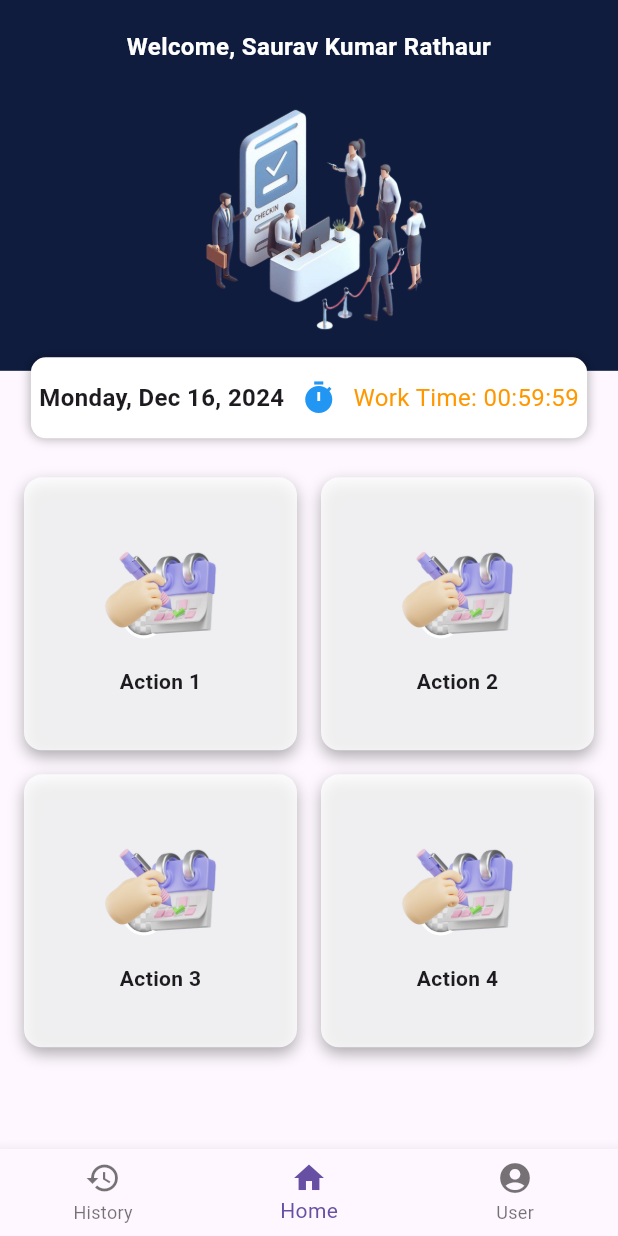
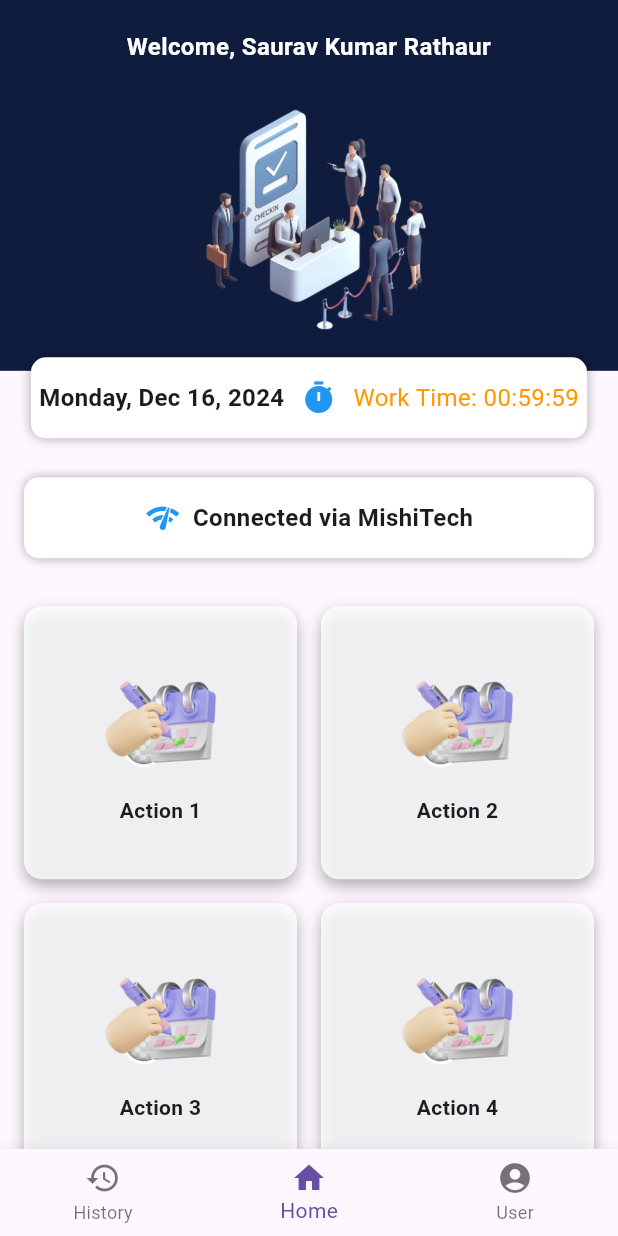
Before and after one commit to Sauravkrrathaur99/employee_chekin_checkout_app, a Flutter app: the HomePage screen opened directly, on a phone screen of 412 x 824 dp. Run offline on Flutter 3.47's test engine with Material 3 defaults, Android fonts, the phone set to English and light mode, and no system bars; our stand-ins replace connectivity_plus.

Commit message:
done the connectivity plus network connectivity checek

```diff
--- a/lib/main.dart
+++ b/lib/main.dart
@@ -1,7 +1,10 @@
 import 'package:flutter/material.dart';
 import 'dart:async'; // For Timer class
+import 'dart:developer' as developer;
 import 'package:intl/intl.dart'; // For date formatting
 import 'login.dart'; // Import the login page
+import 'package:connectivity_plus/connectivity_plus.dart';
+import 'package:flutter/services.dart';
 
 void main() {
   runApp(const MyApp());
@@ -14,9 +17,7 @@ class MyApp extends StatelessWidget {
   Widget build(BuildContext context) {
     return const MaterialApp(
       debugShowCheckedModeBanner: false,
-      // home: HomePage(),
-      home: LoginScreen(), // Changed LoginPage to LoginScreen
-
+      home: HomePage(),
     );
   }
 }
@@ -78,11 +79,55 @@ class HomePageContent extends StatefulWidget {
 
 class _HomePageContentState extends State<HomePageContent> {
   int _start = 3600; // 1 hour countdown (in seconds)
+  final Connectivity _connectivity = Connectivity();
+  late StreamSubscription<List<ConnectivityResult>> _connectivitySubscription;
+  ConnectivityResult _connectionStatus = ConnectivityResult.none; // Declare connection status
+  String _wifiStatus = "Unknown Connectivity Status"; // To hold the connectivity status message
 
   @override
   void initState() {
     super.initState();
     _startTimer();
+    initConnectivity();
+
+    _connectivitySubscription =
+        _connectivity.onConnectivityChanged.listen(_updateConnectionStatus);
+  }
+
+  @override
+  void dispose() {
+    _connectivitySubscription.cancel();
+    super.dispose();
+  }
+
+  // Platform messages are asynchronous, so we initialize in an async method.
+  Future<void> initConnectivity() async {
+    late List<ConnectivityResult> result;
+    // Platform messages may fail, so we use a try/catch PlatformException.
+    try {
+      result = await _connectivity.checkConnectivity();
+    } on PlatformException catch (e) {
+      developer.log('Couldn\'t check connectivity status', error: e);
+      return;
+    }
+
+    // If the widget was removed from the tree while the asynchronous platform
+    // message was in flight, we want to discard the reply rather than calling
+    // setState to update our non-existent appearance.
+    if (!mounted) {
+      return Future.value(null);
+    }
+
+    return _updateConnectionStatus(result);
+  }
+
+  Future<void> _updateConnectionStatus(List<ConnectivityResult> result) async {
+    if (result.isNotEmpty) {
+      setState(() {
+        _connectionStatus = result.first;  // Get the first result from the list
+      });
+    }
+
   }
 
   void _startTimer() {
@@ -180,6 +225,34 @@ class _HomePageContentState extends State<HomePageContent> {
                 ),
               ),
             ),
+            // Connectivity Status
+            Padding(
+              padding: const EdgeInsets.all(16.0),
+              child: Container(
+                padding: const EdgeInsets.symmetric(vertical: 15),
+                decoration: BoxDecoration(
+                  color: Colors.white,
+                  borderRadius: BorderRadius.circular(10),
+                  boxShadow: [
+                    BoxShadow(
+                      color: Colors.black.withOpacity(0.3),
+                      blurRadius: 5,
+                    ),
+                  ],
+                ),
+                child: Row(
+                  mainAxisAlignment: MainAxisAlignment.center,
+                  children: [
+                    const Icon(Icons.network_check, color: Colors.blue),
+                    const SizedBox(width: 8),
+                    Text(
+                      _getConnectionStatusText(),
+                      style: const TextStyle(fontSize: 16, fontWeight: FontWeight.bold),
+                    ),
+                  ],
+                ),
+              ),
+            ),
             // Lower Section (Grid with Info Boxes)
             Padding(
               padding: const EdgeInsets.all(16.0),
@@ -204,6 +277,41 @@ class _HomePageContentState extends State<HomePageContent> {
         ),
       ),
     );
+  }
+
+
+
+  String _getConnectionStatusText() {
+    // Replace this with the actual logic if needed, or assume these two MAC addresses as static values
+    String? macAddress = _getMacAddress(); // If needed, replace with actual MAC retrieval logic
+
+    switch (_connectionStatus) {
+      case ConnectivityResult.mobile:
+        return 'Please Be In Your Corporate Network';
+
+      case ConnectivityResult.wifi:
+      // Check the MAC address and return corresponding message
+        if (macAddress == '00-F4-8D-3E-25-58') {
+          return 'Connected via MishiTech';
+        } else if (macAddress == '28-16-AD-57-A1-02') {
+          return 'Connected via Onelogica';
+        } else {
+          return 'Please Be In Your Corporate Network';
+        }
+
+      case ConnectivityResult.none:
+        return 'No Internet Connection, connect to your corporate network';
+
+      default:
+        return 'Unknown Connectivity Status';
+    }
+  }
+
+// Placeholder method to simulate retrieving the MAC address.
+// In a real implementation, this should return the actual MAC address of the connected Wi-Fi network.
+  String? _getMacAddress() {
+    // You can return one of the two MAC addresses for testing:
+    return '00-F4-8D-3E-25-58'; // or '28-16-AD-57-A1-02' for testing
   }
 
   Widget _buildInfoBox(String imagePath, String text, double width, double height) {
--- a/pubspec.yaml
+++ b/pubspec.yaml
@@ -14,8 +14,9 @@ dependencies:
 
 
   intl: ^0.20.1  # Add this line
+  cupertino_icons: ^1.0.8
+  connectivity_plus: ^6.1.1
 
-  cupertino_icons: ^1.0.8
 
 
 
```
Also changed, not shown: pubspec.lock, 8 other files.
